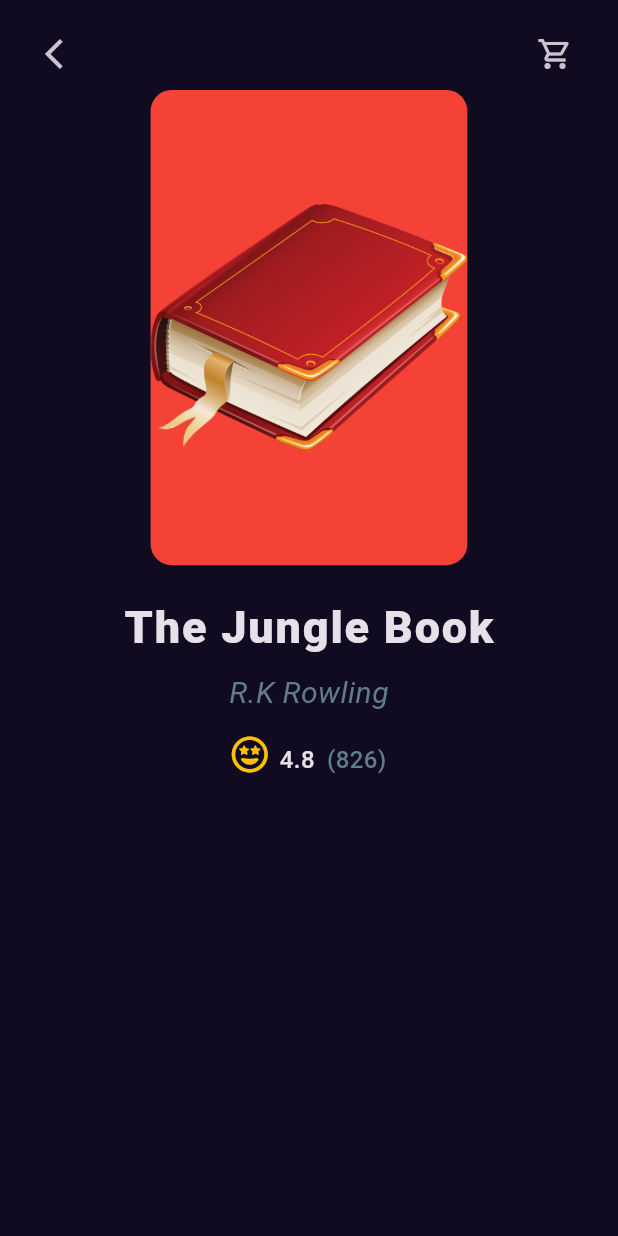
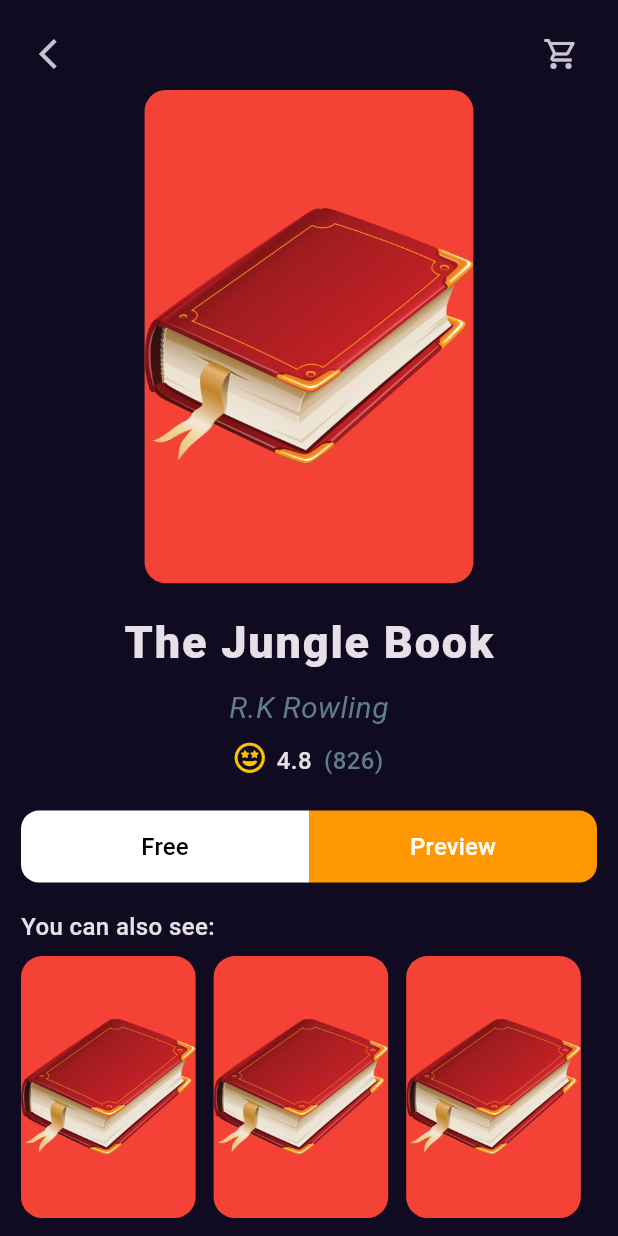
Before and after one commit to hashem2770/bookly, a Flutter app: the BookDetailsView screen opened by its route, on a phone screen of 412 x 824 dp. Run offline on Flutter 3.47's test engine with Material 3 defaults, Android fonts, the phone set to English and light mode, and no system bars; our stand-ins replace font_awesome_flutter, go_router, google_fonts; Roboto replaces fonts that are missing (Aclonica).

Commit message:
details view done

```diff
--- /dev/null
+++ b/lib/core/widgets/custom_button.dart
@@ -0,0 +1,40 @@
+import 'package:flutter/material.dart';
+
+import '../utlis/styles.dart';
+
+class CustomButton extends StatelessWidget {
+  const CustomButton(
+      {super.key,
+      required this.backgroundColor,
+      required this.textColor,
+        required this.text,
+      this.borderRadius,
+      this.onPressed});
+
+  final Color backgroundColor;
+  final Color textColor;
+  final BorderRadius? borderRadius;
+  final void Function()? onPressed;
+  final String text;
+
+  @override
+  Widget build(BuildContext context) {
+    return SizedBox(
+      height: 48,
+      child: TextButton(
+        onPressed: onPressed,
+        style: TextButton.styleFrom(
+          backgroundColor: backgroundColor,
+          shape: RoundedRectangleBorder(
+              borderRadius: borderRadius ?? BorderRadius.circular(16)),
+        ),
+        child: Text(
+          text,
+          style: Styles.textStyle16.copyWith(
+            color: textColor,
+          ),
+        ),
+      ),
+    );
+  }
+}
--- a/lib/features/home_view/presentation/widgets/best_seller_list_view_item.dart
+++ b/lib/features/home_view/presentation/widgets/best_seller_list_view_item.dart
@@ -55,7 +55,7 @@ class BestSellerListViewItem extends StatelessWidget {
                         '\$19.00',
                         style: Styles.textStyle14.copyWith(fontWeight: FontWeight.bold),
                       ),
-                      const BookRating(),
+                      const BookRating(mainAxisAlignment: MainAxisAlignment.spaceEvenly),
                     ],
                   )
                 ],
--- /dev/null
+++ b/lib/features/home_view/presentation/widgets/book_action.dart
@@ -0,0 +1,44 @@
+import 'package:flutter/material.dart';
+
+import '../../../../core/widgets/custom_button.dart';
+
+class BooksAction extends StatelessWidget {
+  const BooksAction({super.key});
+
+  @override
+  Widget build(BuildContext context) {
+    return  Row(
+      children: [
+        Expanded(
+          child: CustomButton(
+            onPressed: () {
+
+            },
+            text: 'Free',
+            backgroundColor: Colors.white,
+            textColor: Colors.black,
+            borderRadius: const BorderRadius.only(
+              topLeft: Radius.circular(12),
+              bottomLeft: Radius.circular(12),
+            ),
+          ),
+        ),
+        Expanded(
+          child: CustomButton(
+
+            text: 'Preview',
+            backgroundColor: Colors.orange,
+            textColor: Colors.white,
+            borderRadius: const BorderRadius.only(
+              topRight: Radius.circular(12),
+              bottomRight: Radius.circular(12),
+            ),
+            onPressed: () {
+
+            },
+          ),
+        ),
+      ],
+    );
+  }
+}
--- a/lib/features/home_view/presentation/widgets/book_details_view_body.dart
+++ b/lib/features/home_view/presentation/widgets/book_details_view_body.dart
@@ -3,7 +3,9 @@ import 'package:bookly/features/home_view/presentation/widgets/custom_book_item.
 import 'package:flutter/material.dart';
 
 import '../../../../core/utlis/styles.dart';
+import 'book_action.dart';
 import 'custom_details_view_app_bar.dart';
+import 'similar_books_list_view.dart';
 
 class BookDetailsViewBody extends StatelessWidget {
   const BookDetailsViewBody({super.key});
@@ -13,7 +15,7 @@ class BookDetailsViewBody extends StatelessWidget {
     var size = MediaQuery.of(context).size;
     return SafeArea(
       child: Padding(
-        padding: const EdgeInsets.symmetric(horizontal: 18.0, vertical: 12),
+        padding: const EdgeInsets.symmetric(horizontal: 14.0, vertical: 12),
         child: Column(
           children: [
             const CustomDetailsViewAppBar(),
@@ -21,7 +23,7 @@ class BookDetailsViewBody extends StatelessWidget {
               padding: EdgeInsets.symmetric(horizontal: size.width * .2),
               child: const CustomBookImage(),
             ),
-            const SizedBox(height: 20),
+            const SizedBox(height: 18),
             const Text(
               'The Jungle Book',
               style: Styles.textStyle30,
@@ -32,8 +34,21 @@ class BookDetailsViewBody extends StatelessWidget {
               style: Styles.textStyle20.copyWith(
                   fontStyle: FontStyle.italic, color: Colors.blueGrey),
             ),
-            const SizedBox(height: 14),
-            const BookRating(spaceEvenly: false),
+            const SizedBox(height: 8),
+            const BookRating(mainAxisAlignment: MainAxisAlignment.center),
+            const SizedBox(height: 22),
+            const BooksAction(),
+            const SizedBox(height: 18),
+            const Row(
+              children: [
+                Text(
+                  'You can also see:',
+                  style: Styles.textStyle16,
+                ),
+              ],
+            ),
+            const SizedBox(height: 8),
+            const SimilarBooksListView(),
           ],
         ),
       ),
--- a/lib/features/home_view/presentation/widgets/book_rating.dart
+++ b/lib/features/home_view/presentation/widgets/book_rating.dart
@@ -4,17 +4,17 @@ import 'package:font_awesome_flutter/font_awesome_flutter.dart';
 import '../../../../core/utlis/styles.dart';
 
 class BookRating extends StatelessWidget {
-  const BookRating({super.key, this.spaceEvenly=true});
-  final bool spaceEvenly;
+  const BookRating({super.key,this.mainAxisAlignment=MainAxisAlignment.start});
+  final MainAxisAlignment mainAxisAlignment;
 
   @override
   Widget build(BuildContext context) {
     return Row(
       crossAxisAlignment: CrossAxisAlignment.baseline,
       textBaseline: TextBaseline.alphabetic,
-      mainAxisAlignment:spaceEvenly? MainAxisAlignment.spaceEvenly:MainAxisAlignment.center,
+      mainAxisAlignment:mainAxisAlignment,
       children: [
-        const Icon(FontAwesomeIcons.faceGrinStars,color: Colors.amber,),
+        const Icon(FontAwesomeIcons.faceGrinStars,color: Colors.amber,size: 20),
         const SizedBox(width: 8,),
         const Text('4.8',style: Styles.textStyle16,),
         const SizedBox(width: 8,),
--- /dev/null
+++ b/lib/features/home_view/presentation/widgets/similar_books_list_view.dart
@@ -0,0 +1,19 @@
+import 'package:flutter/material.dart';
+
+import 'custom_book_item.dart';
+
+class SimilarBooksListView extends StatelessWidget {
+  const SimilarBooksListView({super.key});
+
+  @override
+  Widget build(BuildContext context) {
+    return Expanded(
+      child: ListView.separated(
+        scrollDirection: Axis.horizontal,
+        itemBuilder: (context, index) => const CustomBookImage(),
+        separatorBuilder: (context, index) => const SizedBox(width: 12),
+        itemCount: 5,
+      ),
+    );
+  }
+}
```
